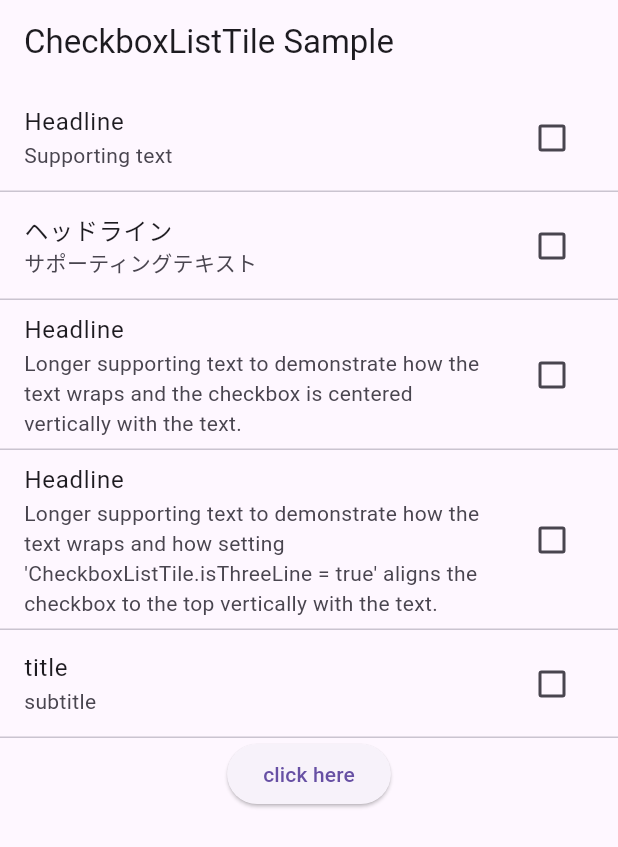
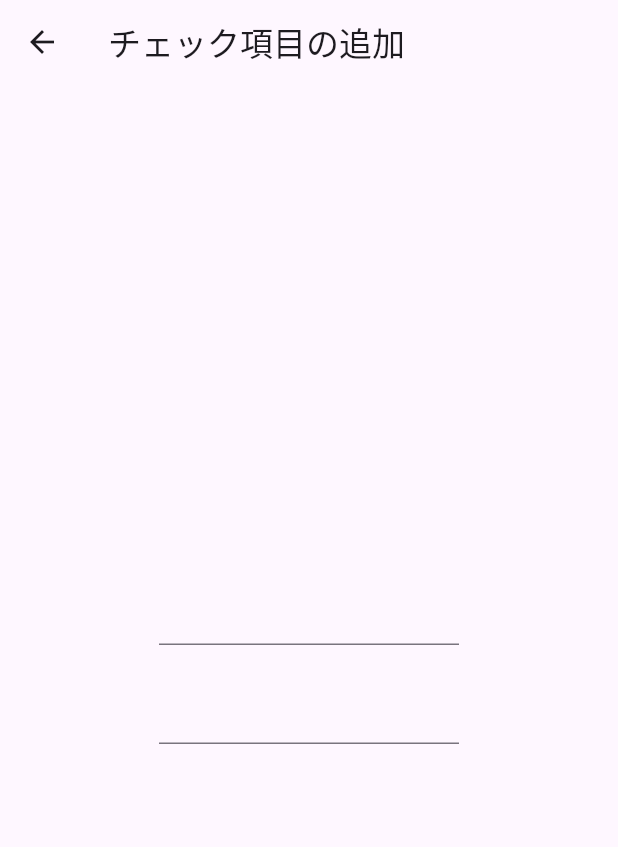
Before and after one commit to Ykeigo/kasegi_smartphone_app, a Flutter app: the screen it shows after launch, after a tap on "click here", on a phone screen of 412 x 824 dp. Shown: the top 847 px of the screen. Run offline on Flutter 3.47's test engine with Material 3 defaults, Android fonts, the phone set to English and light mode, and no system bars; our stand-ins replace logger, sqflite; accounts and stored records are empty.

Commit message:
チェック項目追加できるよう変更

```diff
--- /dev/null
+++ b/lib/add_game_check_item_page.dart
@@ -0,0 +1,97 @@
+import 'package:flutter/material.dart';
+import 'package:flutter/services.dart';
+
+class AddGameCheckItemPage extends StatelessWidget {
+  const AddGameCheckItemPage({super.key});
+
+  @override
+  Widget build(BuildContext context) {
+    return Scaffold(
+        appBar: AppBar(
+          title: Text('KBOYのFlutter大学'),
+        ),
+        body: PopScope(
+          canPop: false,
+          onPopInvoked: (didPop) async {
+            if (didPop) {
+              return;
+            }
+            final NavigatorState navigator = Navigator.of(context);
+            navigator.pop(("hello", "world")); // 戻るを選択した場合のみpopを明示的に呼ぶ
+          },
+          child: Container(
+            color: Colors.red,
+          ),
+        ));
+  }
+}
+
+class TextFormFieldExample extends StatefulWidget {
+  const TextFormFieldExample({super.key});
+
+  @override
+  State<TextFormFieldExample> createState() => _TextFormFieldExampleState();
+}
+
+class _TextFormFieldExampleState extends State<TextFormFieldExample> {
+  var title = "";
+  var subtitle = "";
+
+  @override
+  Widget build(BuildContext context) {
+    return Scaffold(
+        appBar: AppBar(
+          title: const Text('チェック項目の追加'),
+        ),
+        body: PopScope(
+          canPop: false,
+          onPopInvoked: (didPop) async {
+            if (didPop) {
+              return;
+            }
+            final NavigatorState navigator = Navigator.of(context);
+            navigator.pop((title, subtitle)); // 戻るを選択した場合のみpopを明示的に呼ぶ
+          },
+          child: Center(
+            child: Shortcuts(
+              shortcuts: const <ShortcutActivator, Intent>{
+                // Pressing space in the field will now move to the next field.
+                SingleActivator(LogicalKeyboardKey.space): NextFocusIntent(),
+              },
+              child: Form(
+                autovalidateMode: AutovalidateMode.always,
+                onChanged: () {
+                  Form.of(primaryFocus!.context!).save();
+                },
+                child: Wrap(children: [
+                  Padding(
+                    padding: const EdgeInsets.all(8.0),
+                    child: ConstrainedBox(
+                      constraints: BoxConstraints.tight(const Size(200, 50)),
+                      child: TextFormField(
+                        onSaved: (String? value) {
+                          title = value.toString();
+                          debugPrint('Value for title saved as "$value"');
+                        },
+                      ),
+                    ),
+                  ),
+                  Padding(
+                    padding: const EdgeInsets.all(8.0),
+                    child: ConstrainedBox(
+                      constraints: BoxConstraints.tight(const Size(200, 50)),
+                      child: TextFormField(
+                        onSaved: (String? value) {
+                          subtitle = value.toString();
+                          debugPrint('Value for subtitle saved as "$value"');
+                        },
+                      ),
+                    ),
+                  )
+                ]),
+              ),
+            ),
+          ),
+        ));
+  }
+}
--- a/lib/main.dart
+++ b/lib/main.dart
@@ -1,6 +1,7 @@
 import 'dart:async';
 
 import 'package:flutter/material.dart';
+import 'package:flutter_application_1/add_game_check_item_page.dart';
 import 'package:logger/logger.dart';
 import 'package:path/path.dart';
 import 'package:sqflite/sqflite.dart';
@@ -93,15 +94,21 @@ class _CheckboxListTileExampleState extends State<CheckboxListTileExample> {
 
     checkboxListTileWidgets.add(ElevatedButton(
       onPressed: () async {
+        (String, String) result = await Navigator.push(
+          context,
+          MaterialPageRoute(builder: (context) => TextFormFieldExample()),
+        );
+        logger.d("result: $result");
+
+        debugPrint('debugger breakpoint here');
+
         await widget.dbHelper
-            .insertChecklistItem(ChecklistItem("title", "subtitle"));
+            .insertChecklistItem(ChecklistItem(result.$1, result.$2));
         final checklistItems = await widget.dbHelper.getChecklistItems();
-        checkboxListTileStateList.addAll(checklistItems
-            .map((e) => CheckboxListTileState(false, e.title, e.subtitle)));
+        checkboxListTileStateList = checklistItems
+            .map((e) => CheckboxListTileState(false, e.title, e.subtitle))
+            .toList();
 
-        for (var element in checkboxListTileStateList) {
-          logger.d(element.title);
-        }
         setState(() => ());
       },
       child: const Text('click here'),
```
